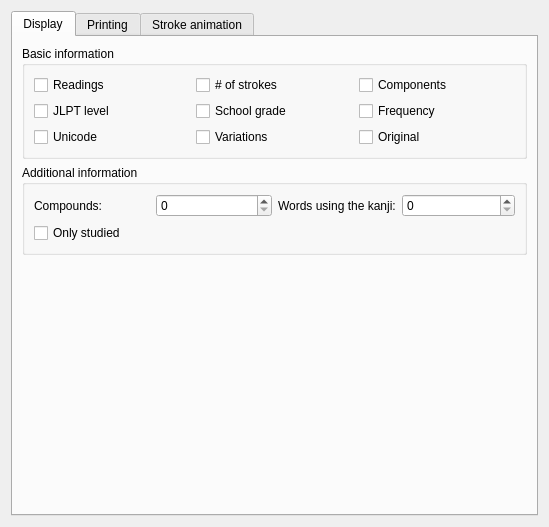
Gnurou/tagainijisho, file src/gui/kanjidic2/Kanjidic2Preferences.ui: the form before one commit.
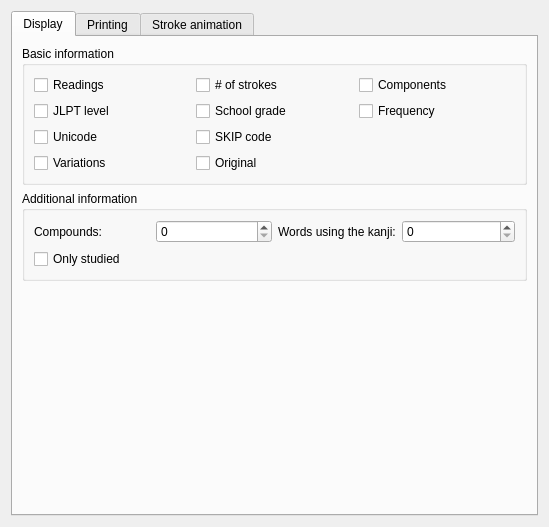
The form after the commit. Icons and pictures are not drawn.

Commit message: Added SKIP code search option

The edit to the form file:
```diff
--- a/src/gui/kanjidic2/Kanjidic2Preferences.ui
+++ b/src/gui/kanjidic2/Kanjidic2Preferences.ui
@@ -79,20 +79,27 @@
             </property>
            </widget>
           </item>
-          <item row="2" column="1">
+          <item row="3" column="0">
            <widget class="QCheckBox" name="showVariations">
             <property name="text">
              <string>Variations</string>
             </property>
            </widget>
           </item>
-          <item row="2" column="2">
+          <item row="3" column="1">
            <widget class="QCheckBox" name="showVariationOf">
             <property name="text">
              <string>Original</string>
             </property>
            </widget>
           </item>
+          <item row="2" column="1">
+           <widget class="QCheckBox" name="showSKIP">
+            <property name="text">
+             <string>SKIP code</string>
+            </property>
+           </widget>
+          </item>
          </layout>
         </widget>
        </item>
```
The commit also changes 9 other files.
